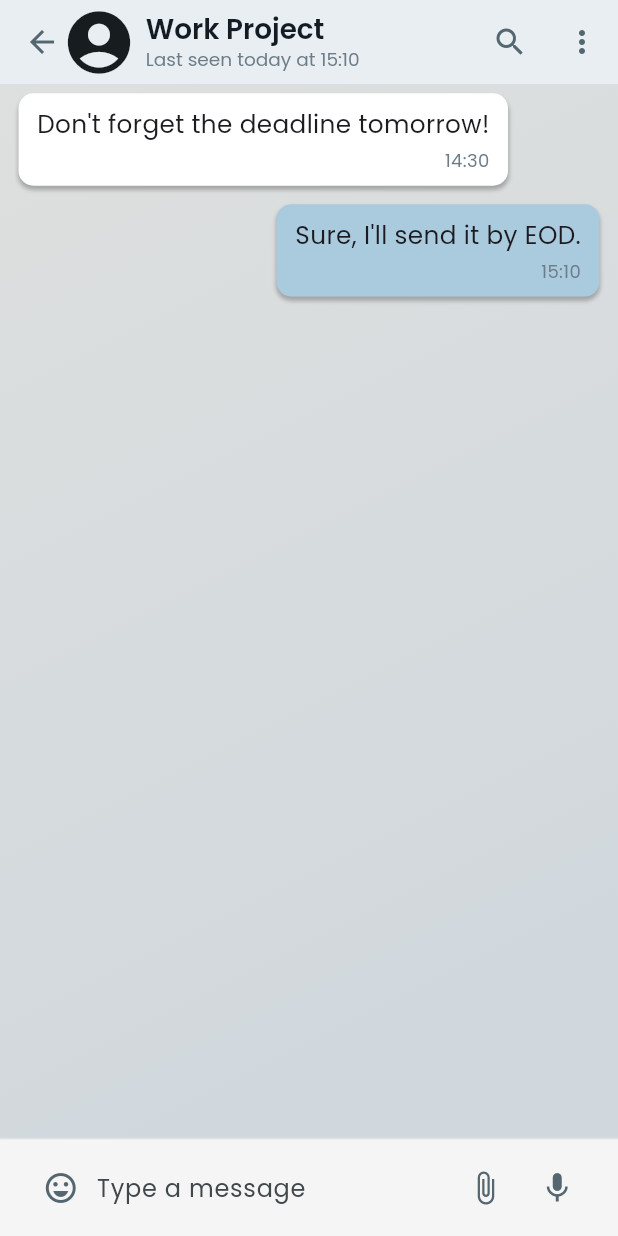
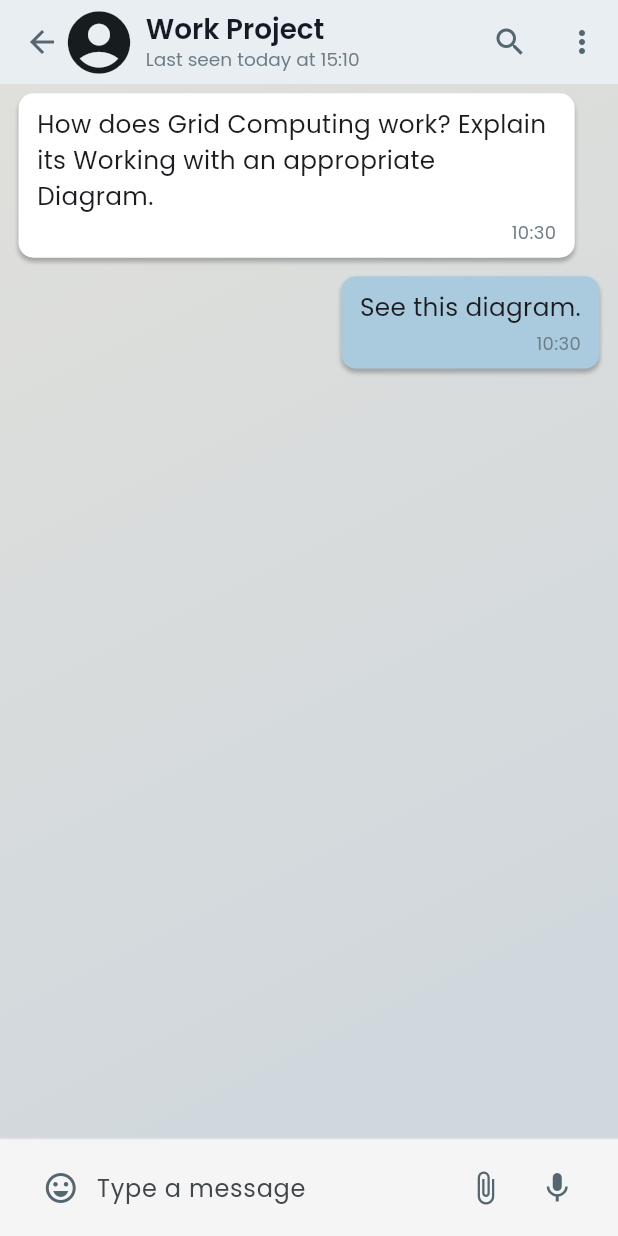
Before and after one commit to TheMirza009/notesapp, a Flutter app: the screen it shows after launch, after a tap on "Work Project", on a phone screen of 412 x 824 dp. Run offline on Flutter 3.47's test engine with Material 3 defaults, Android fonts, the phone set to English and light mode, and no system bars; our stand-ins replace google_fonts, image_cropper, image_picker; missing offline and left inert: contextmenu, iconify_flutter.

Commit message:
Resumed work on project.

```diff
--- /dev/null
+++ b/lib/core/Theme/gradients.dart
@@ -0,0 +1,13 @@
+import 'package:flutter/material.dart';
+
+class Gradients {
+  static const silverGrey = Color(0xFFD1D8DD);
+  static const silverSunlight = Color(0xFFEBE7E0);
+  static const silverSunlight2 = Color.fromARGB(255, 238, 231, 217);
+
+  static const lightBackground = LinearGradient(
+    colors: [silverSunlight2, silverGrey],
+    begin: Alignment(-2.0, -2.5),
+    end: Alignment(1.0, 0.5),
+  );
+}
--- a/lib/core/Theme/theme_constants.dart
+++ b/lib/core/Theme/theme_constants.dart
@@ -14,8 +14,7 @@ class ThemeConstants {
   static const homeSearchbarLight = Color.fromARGB(255, 206, 218, 219);
   static const homeDividerLight = Color.fromARGB(255, 164, 182, 191);
 
-  static const silverGrey = Color(0xFFD1D8DD);
-  static const silverSunlight = Color(0xFFEBE7E0);
+
 
   /// Chat screen colors
   static const toolbarLight = Color(0xFFF3F5F8);
@@ -26,12 +25,5 @@ class ThemeConstants {
 
   /// Chat Bubble padding
   static const bubblePaddingHorizontal = 16.0; // Define horizontal padding
-  static const bubblePaddingVertical =
-      bubblePaddingHorizontal / 2; // Vertical padding is half
-
-  static const lightBackground = LinearGradient(
-    colors: [silverSunlight, silverGrey],
-    begin: Alignment(-2.0, -2.5),
-    end: Alignment(1.0, 0.5),
-  );
+  static const bubblePaddingVertical = bubblePaddingHorizontal / 2; // Vertical padding is half
 }
--- a/lib/main.dart
+++ b/lib/main.dart
@@ -1,9 +1,17 @@
 import 'package:flutter/material.dart';
+import 'package:flutter/services.dart';
 import 'package:google_fonts/google_fonts.dart';
 import 'package:notesapp/core/Theme/theme_constants.dart';
 import 'package:notesapp/root/screens/Homescreen/homescreen.dart';
 
-void main() {
+void main() async {
+  WidgetsFlutterBinding.ensureInitialized();
+
+  // Lock orientation in portrait
+  await SystemChrome.setPreferredOrientations([
+    DeviceOrientation.portraitUp,
+    DeviceOrientation.portraitDown,
+  ]);
   runApp(const MyApp());
 }
 
--- a/lib/root/screens/Chat_Screen/chat_screen.dart
+++ b/lib/root/screens/Chat_Screen/chat_screen.dart
@@ -1,29 +1,29 @@
 import 'dart:io';
 
 import 'package:flutter/material.dart';
+import 'package:notesapp/core/Theme/gradients.dart';
 import 'package:notesapp/core/Theme/theme_constants.dart';
 import 'package:notesapp/root/data/enums/media_type.dart';
 import 'package:notesapp/root/data/models/chat_model.dart';
 import 'package:notesapp/root/data/models/media_model.dart';
 import 'package:notesapp/root/data/models/message_model.dart';
-import 'package:notesapp/root/screens/Chat_Screen/components/bottom_message_bar.dart'
-    show BottomMessageBar;
+import 'package:notesapp/root/screens/Chat_Screen/components/bottom_message_bar.dart' show BottomMessageBar;
 import 'package:notesapp/root/screens/Chat_Screen/components/chat_appbar.dart';
-import 'package:notesapp/root/screens/Chat_Screen/components/message_bubble.dart'
-    show MessageBubble;
+import 'package:notesapp/root/screens/Chat_Screen/components/message_bubble.dart' show MessageBubble;
 
-class ChatScreen extends StatelessWidget {
+class ChatScreen extends StatefulWidget {
   final Chat? chat;
   const ChatScreen({super.key, this.chat});
 
   @override
-  Widget build(BuildContext context) {
-    final currentChat = chat ?? Chat.emptyChat;
+  State<ChatScreen> createState() => _ChatScreenState();
+}
+
+class _ChatScreenState extends State<ChatScreen> {
 
   List<Message> dummyMessages = [
     Message(
-        text:
-            "How does Grid Computing work? Explain its Working with an appropriate Diagram.",
+      text: "How does Grid Computing work? Explain its Working with an appropriate Diagram.",
       time: DateTime.now(),
       isSender: false,
       type: Mediatype.text,
@@ -36,10 +36,21 @@ class ChatScreen extends StatelessWidget {
     ),
   ];
 
+  void _sendMessage(String text) {
+    setState(() {
+      dummyMessages.add(Message(text: text, time: DateTime.now()));
+    });
+  }
+
+  @override
+  Widget build(BuildContext context) {
+    final currentChat = widget.chat ?? Chat.emptyChat;
+
     return Scaffold(
       body: Container(
-        decoration: BoxDecoration(gradient: ThemeConstants.lightBackground),
-
+        height: ThemeConstants.screenHeight,
+        width: ThemeConstants.screenWidth,
+        decoration: BoxDecoration(gradient: Gradients.lightBackground),
         child: Column(
           children: [
             ChatAppBar(
@@ -59,7 +70,7 @@ class ChatScreen extends StatelessWidget {
                 ),
                 children:
                     currentChat.messages.isNotEmpty
-                        ? currentChat.messages
+                        ? dummyMessages // currentChat.messages
                             .map((message) => MessageBubble(message: message))
                             .toList()
                         : [
@@ -86,7 +97,7 @@ class ChatScreen extends StatelessWidget {
               onMicTap: () {
                 print("Microphone tapped"); // Placeholder
               },
-              onSend: () => print("Message Sent"),
+              onSend: (text) => _sendMessage(text),
             ),
           ],
         ),
--- a/lib/root/screens/Chat_Screen/components/bottom_message_bar.dart
+++ b/lib/root/screens/Chat_Screen/components/bottom_message_bar.dart
@@ -5,9 +5,10 @@ class BottomMessageBar extends StatelessWidget {
   final VoidCallback onEmojiTap;
   final VoidCallback onAttachmentTap;
   final VoidCallback onMicTap;
-  final VoidCallback onSend;
+  final Function(String) onSend;
 
   const BottomMessageBar({
+    super.key,
     required this.screenWidth,
     required this.onEmojiTap,
     required this.onAttachmentTap,
@@ -57,7 +58,7 @@ class BottomMessageBar extends StatelessWidget {
                     icon: Icon(Icons.mic, color: IconLight),
                   )
                   : IconButton(
-                    onPressed: onSend, // Send the text message
+                    onPressed: () => onSend(messageController.text), // Send the text message
                     icon: Icon(Icons.send, color: IconLight),
                   );
             },
--- a/lib/root/screens/Homescreen/components/chat_tile.dart
+++ b/lib/root/screens/Homescreen/components/chat_tile.dart
@@ -31,7 +31,7 @@ class ChatTile extends StatelessWidget {
           onTap: onTap, // Executes onTap if provided
           child: Container(
             width: ThemeConstants.screenWidth,
-            padding: EdgeInsets.symmetric(vertical: 12, horizontal: 16),
+            padding: EdgeInsets.symmetric(vertical: 10, horizontal: 16),
             child: Row(
               children: [
                 // Leading Icon
@@ -54,8 +54,8 @@ class ChatTile extends StatelessWidget {
                               child: Text(
                                 title,
                                 style: TextStyle(
-                                  fontSize: 16,
-                                  fontWeight: FontWeight.w600,
+                                  fontSize: 17,
+                                  fontWeight: FontWeight.w500,
                                   color: ThemeConstants.textLight,
                                   overflow: TextOverflow.ellipsis, // Truncate if necessary
                                 ),
@@ -81,7 +81,7 @@ class ChatTile extends StatelessWidget {
                             softWrap: false, // Prevent wrapping
                             overflow: TextOverflow.ellipsis, // Truncate if necessary
                             style: TextStyle(
-                              fontSize: 13,
+                              fontSize: 12,
                               color: ThemeConstants.subtitleLight,
                             ),
                           ),
@@ -94,14 +94,6 @@ class ChatTile extends StatelessWidget {
             ),
           ),
         ),
-
-        // Divider (conditionally shown based on showDivider)
-        if (showDivider)
-          Divider(
-            color: ThemeConstants.homeDividerLight.withAlpha(255), // Divider color
-            thickness: 1, // Divider thickness
-            indent: ThemeConstants.screenWidth * (1 - 0.9), // Divider aligned to right
-          ),
       ],
     );
   }
--- a/lib/root/screens/Homescreen/components/chat_tile_og.dart
+++ b/lib/root/screens/Homescreen/components/chat_tile_og.dart
@@ -25,9 +25,7 @@ class ChatTile extends StatelessWidget {
       crossAxisAlignment: CrossAxisAlignment.start,
       children: [
         ListTile(
-          leading:
-              chatIcon ??
-              DocumentIcon(), // Custom DocumentIcon widget as leading
+          leading: chatIcon ??  DocumentIcon(), // Custom DocumentIcon widget as leading
           title: Row(
             mainAxisAlignment: MainAxisAlignment.spaceBetween,
             children: [
--- a/lib/root/screens/Homescreen/homescreen.dart
+++ b/lib/root/screens/Homescreen/homescreen.dart
@@ -1,6 +1,9 @@
 import 'package:contextmenu/contextmenu.dart';
 import 'package:flutter/cupertino.dart';
 import 'package:flutter/material.dart';
+import 'package:iconify_flutter/iconify_flutter.dart';
+import 'package:iconify_flutter/icons/carbon.dart';
+import 'package:notesapp/core/Theme/gradients.dart';
 import 'package:notesapp/core/Theme/theme_constants.dart';
 import 'package:notesapp/root/data/dummy_data/dummy_chats.dart';
 import 'package:notesapp/root/data/models/chat_model.dart';
@@ -8,6 +11,7 @@ import 'package:notesapp/root/screens/Homescreen/components/chat_tile.dart';
 import 'package:notesapp/root/widgets/clickable_circle.dart';
 import 'package:notesapp/root/widgets/custom_context_menu.dart';
 import 'package:notesapp/root/screens/Chat_Screen/chat_screen.dart';
+import 'package:notesapp/root/widgets/custom_icon_button.dart';
 
 class Homescreen extends StatelessWidget {
   const Homescreen({super.key});
@@ -17,34 +21,26 @@ class Homescreen extends StatelessWidget {
   @override
   Widget build(BuildContext context) {
 
-    var testData = [
-    ListTile(
-      leading: Icon(Icons.account_circle, size: 50),
-      title: Text(
-        "Note 1",
-        style: TextStyle(fontSize: 19, fontWeight: FontWeight.w600),
-      ),
-      subtitle: Text("And as we move closer towards the..."),
-      trailing: Text(
-        "${DateTime.now().hour.toString()} : ${DateTime.now().minute.toString()}",
-      ),
-      onTap:
-          () => Navigator.push(
-            context,
-            MaterialPageRoute(builder: (_) => ChatScreen()),
+    Widget circularAvatar() => CustomIconButton(
+            size: 30,
+            backgroundColor: ThemeConstants.iconLight,
+            icon: ClipRRect(
+              borderRadius: BorderRadiusGeometry.circular(100),
+              child: Transform.scale(
+                scale: 1.2,
+                child: Iconify(
+                  Carbon.user_avatar_filled_alt,
+                  color: ThemeConstants.circleIconLight,
+                  size: 50,
                 ),
               ),
-    Divider(),
-    ChatTile(
-      title: "Grid Computing",
-      subtitle: "Grid Computing is a form of parallel computing....",
-      time: "17:01",
-      showDivider: true,
-      onTap: () {
-        print("NOTE");
+            ),
+            onPressed: () {
+              // Handle tap
             },
-    ),
-  ];
+          );
+
+
 
     return Scaffold(
       floatingActionButton: IconButton.filled(
@@ -52,20 +48,15 @@ class Homescreen extends StatelessWidget {
         icon: Icon(Icons.add, size: 40),
       ),
       appBar: AppBar(
-        elevation: 10,
-        toolbarHeight: 70,
+        // backgroundColor: ThemeConstants.hometoolbarLight,
+        elevation: 0,
+        backgroundColor: ThemeConstants.hometoolbarLight,
+        shadowColor: Colors.transparent,
+        toolbarHeight: 75,
         title: const Text("NotesApp", style: TextStyle(fontSize: 22)),
-        leading: Container(
-          color: Colors.transparent, // Ensure no background color
-          child: ClickableCircle(
-            splashColor: Colors.grey.withOpacity(0.2), // Optional: Splash color
-            onTap: () {},
-            onLongPress: () {},
-            child: Icon(
-              Icons.account_circle,
-              size: 40.0, // Adjust size as needed)
-            ),
-          ),
+        leading: Padding(
+          padding: const EdgeInsets.only(left: 12),
+          child: circularAvatar(),
         ),
         actions: [
           CustomContextMenu(
@@ -76,20 +67,31 @@ class Homescreen extends StatelessWidget {
         ],
       ),
       body: Container(
-        decoration: BoxDecoration(gradient: ThemeConstants.lightBackground),
-        child: ListView(
-          children:
-              dummyChats.map((chat) => ChatTile(
+        padding: EdgeInsets.only(top: 12),
+        decoration: BoxDecoration(gradient: Gradients.lightBackground),
+        child: ListView.separated(
+          itemCount: dummyChats.length,
+          itemBuilder: (context, index) {
+            final chat = dummyChats[index];
+            return Column(
+              children: [
+                ChatTile(
                   title: chat.title,
                   subtitle: chat.preview,
                   time: "17:51",
-                      onTap:() => Navigator.push(
+                  onTap: () => Navigator.push(
                         context,
-                            CupertinoPageRoute(builder: (_) => ChatScreen(chat: chat,)),
+                        CupertinoPageRoute(builder: (_) => ChatScreen(chat: chat)),
                       ),
                 ),
-                  )
-                  .toList(),
+              ],
+            );
+          },
+          separatorBuilder: (context, index) => Divider(
+                color: ThemeConstants.homeDividerLight,
+                thickness: 1,
+                indent: ThemeConstants.screenWidth * (1 - 0.93),
+              ),
         ),
       ),
     );
--- a/lib/root/widgets/clickable_circle.dart
+++ b/lib/root/widgets/clickable_circle.dart
@@ -7,16 +7,18 @@ class ClickableCircle extends StatefulWidget {
   final VoidCallback? onLongPress; // Nullable callback for long press
   final Color splashColor;  // Color for splash effect
   final Color highlightColor;  // Color for highlight effect
+  final EdgeInsets? padding;
 
   const ClickableCircle({
-    Key? key,
+    super.key,
     required this.child,
     this.size = 50.0,  // Default size is 50
     required this.onTap,
     this.onLongPress,  // Nullable long press callback
     this.splashColor = Colors.grey,  // Default splash color
     this.highlightColor = Colors.transparent,  // Default highlight color
-  }) : super(key: key);
+    this.padding,
+  });
 
   @override
   _ClickableCircleState createState() => _ClickableCircleState();
@@ -93,6 +95,7 @@ class _ClickableCircleState extends State<ClickableCircle> with SingleTickerProv
           return Container(
             width: widget.size,
             height: widget.size,
+            padding: widget.padding,
             decoration: BoxDecoration(
               shape: BoxShape.circle,
               color: widget.highlightColor,
--- /dev/null
+++ b/lib/root/widgets/custom_icon_button.dart
@@ -0,0 +1,36 @@
+import 'package:flutter/material.dart';
+import 'package:notesapp/core/Theme/theme_constants.dart';
+
+class CustomIconButton extends StatelessWidget {
+  final VoidCallback onPressed;
+  final Widget icon;
+  final double size;
+  final Color backgroundColor;
+
+  const CustomIconButton({
+    super.key,
+    required this.onPressed,
+    required this.icon,
+    this.size = 55,
+    this.backgroundColor = Colors.transparent,
+  });
+
+  @override
+  Widget build(BuildContext context) {
+    return Material(
+      shape: const CircleBorder(),
+      color: backgroundColor, // background circle color
+      clipBehavior: Clip.antiAlias,
+      child: InkWell(
+        splashColor: ThemeConstants.circleIconBorderLight,
+        customBorder: const CircleBorder(),
+        onTap: onPressed,
+        child: SizedBox(
+          width: size,
+          height: size,
+          child: Center(child: icon),
+        ),
+      ),
+    );
+  }
+}
--- a/pubspec.yaml
+++ b/pubspec.yaml
@@ -39,6 +39,7 @@ dependencies:
   image_picker: ^1.1.2
   path_provider: ^2.1.5
   google_fonts: ^6.2.1
+  iconify_flutter: ^0.0.7
 
 dev_dependencies:
   flutter_test:
@@ -63,8 +64,9 @@ flutter:
   uses-material-design: true
 
   # To add assets to your application, add an assets section, like this:
-  # assets:
-  #   - images/a_dot_burr.jpeg
+  assets:
+    - assets
+    - assets/icons/
   #   - images/a_dot_ham.jpeg
 
   # An image asset can refer to one or more resolution-specific "variants", see
```
Also changed, not shown: assets/icons/add_note.svg (added), pubspec.lock, 1 other file. Lines whose indentation alone changed are shown as unchanged.
